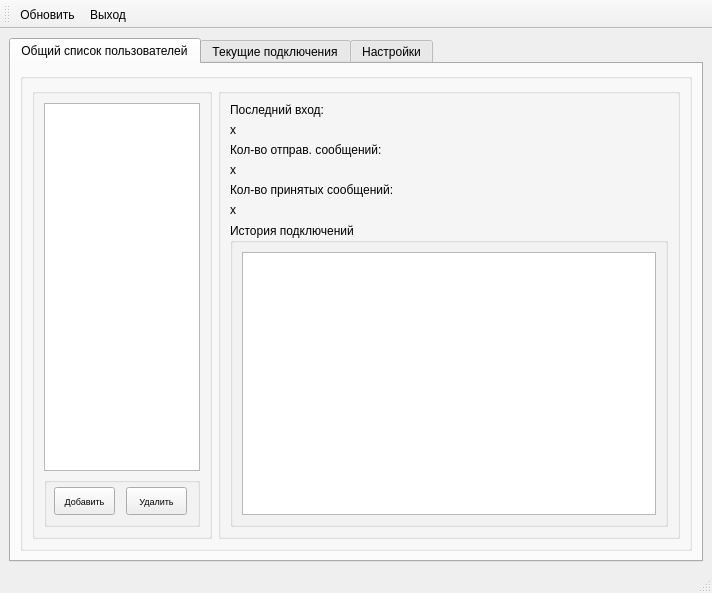
The window that server/server_mainForm.ui (AlexN-github/Python.BD.PyQT) describes before a commit, drawn with Qt 5.
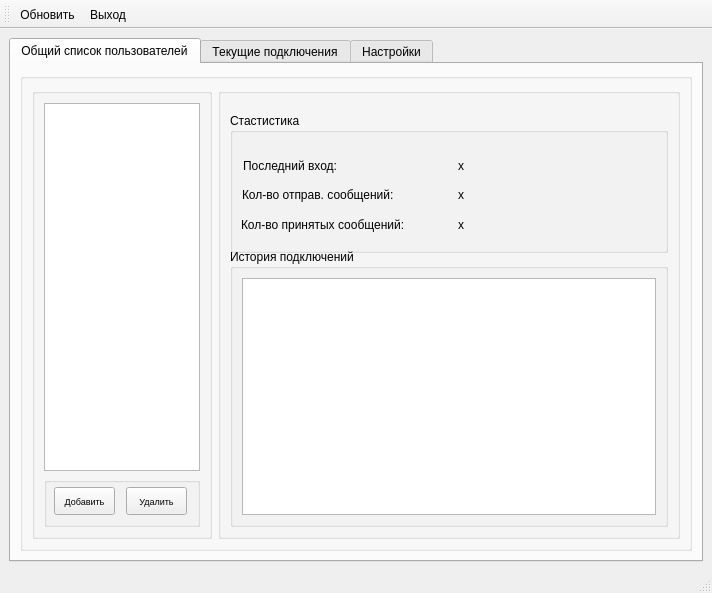
The same window after the commit.

Diff of the .ui file:
```diff
--- a/server/server_mainForm.ui
+++ b/server/server_mainForm.ui
@@ -143,45 +143,100 @@
              </property>
              <layout class="QVBoxLayout" name="verticalLayout_3">
               <item>
-               <widget class="QLabel" name="last_login_label">
-                <property name="text">
-                 <string>Последний вход:</string>
+               <widget class="QGroupBox" name="groupBox_6">
+                <property name="minimumSize">
+                 <size>
+                  <width>0</width>
+                  <height>140</height>
+                 </size>
                 </property>
-               </widget>
-              </item>
-              <item>
-               <widget class="QLabel" name="lastlogin">
-                <property name="text">
-                 <string>x</string>
+                <property name="maximumSize">
+                 <size>
+                  <width>16777215</width>
+                  <height>120</height>
+                 </size>
                 </property>
-               </widget>
-              </item>
-              <item>
-               <widget class="QLabel" name="send_message_label">
-                <property name="text">
-                 <string>Кол-во отправ. сообщений:</string>
+                <property name="title">
+                 <string>Стастистика</string>
                 </property>
-               </widget>
-              </item>
-              <item>
-               <widget class="QLabel" name="send_message">
-                <property name="text">
-                 <string>x</string>
-                </property>
-               </widget>
-              </item>
-              <item>
-               <widget class="QLabel" name="send_message_label_2">
-                <property name="text">
-                 <string>Кол-во принятых сообщений:</string>
-                </property>
-               </widget>
-              </item>
-              <item>
-               <widget class="QLabel" name="recv_message">
-                <property name="text">
-                 <string>x</string>
-                </property>
+                <widget class="QLabel" name="send_message_label_2">
+                 <property name="geometry">
+                  <rect>
+                   <x>11</x>
+                   <y>103</y>
+                   <width>203</width>
+                   <height>18</height>
+                  </rect>
+                 </property>
+                 <property name="text">
+                  <string>Кол-во принятых сообщений:</string>
+                 </property>
+                </widget>
+                <widget class="QLabel" name="send_message_label">
+                 <property name="geometry">
+                  <rect>
+                   <x>12</x>
+                   <y>73</y>
+                   <width>190</width>
+                   <height>18</height>
+                  </rect>
+                 </property>
+                 <property name="text">
+                  <string>Кол-во отправ. сообщений:</string>
+                 </property>
+                </widget>
+                <widget class="QLabel" name="lastlogin">
+                 <property name="geometry">
+                  <rect>
+                   <x>228</x>
+                   <y>44</y>
+                   <width>130</width>
+                   <height>18</height>
+                  </rect>
+                 </property>
+                 <property name="text">
+                  <string>x</string>
+                 </property>
+                </widget>
+                <widget class="QLabel" name="last_login_label">
+                 <property name="geometry">
+                  <rect>
+                   <x>13</x>
+                   <y>44</y>
+                   <width>115</width>
+                   <height>18</height>
+                  </rect>
+                 </property>
+                 <property name="text">
+                  <string>Последний вход:</string>
+                 </property>
+                </widget>
+                <widget class="QLabel" name="recv_message">
+                 <property name="geometry">
+                  <rect>
+                   <x>228</x>
+                   <y>103</y>
+                   <width>30</width>
+                   <height>18</height>
+                  </rect>
+                 </property>
+                 <property name="text">
+                  <string>x</string>
+                 </property>
+                </widget>
+                <widget class="QLabel" name="send_message">
+                 <property name="geometry">
+                  <rect>
+                   <x>228</x>
+                   <y>73</y>
+                   <width>30</width>
+                   <height>18</height>
+                  </rect>
+                 </property>
+                 <property name="text">
+                  <string>x</string>
+                 </property>
+                </widget>
                </widget>
               </item>
               <item>
@@ -189,8 +244,8 @@
                 <property name="title">
                  <string>История подключений</string>
                 </property>
-                <layout class="QGridLayout" name="gridLayout">
-                 <item row="0" column="0">
+                <layout class="QHBoxLayout" name="horizontalLayout_3">
+                 <item>
                   <widget class="QTableView" name="historylogin_tableView"/>
                  </item>
                 </layout>
```
